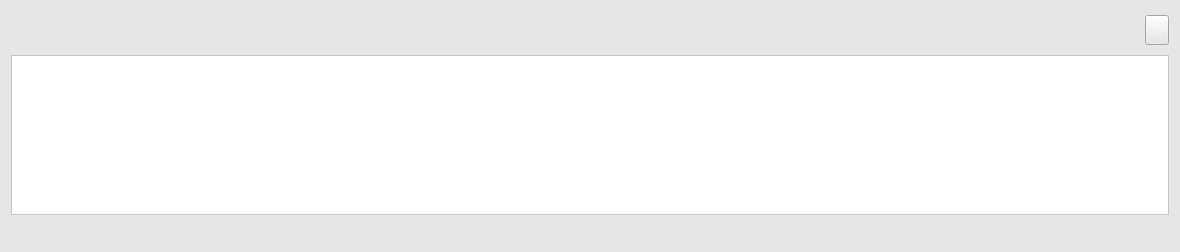
Before: the Qt Designer form aweSomeEditorhiahia/redefine.ui in myservicegroup3/cIDEProgram, drawn with Qt 5.
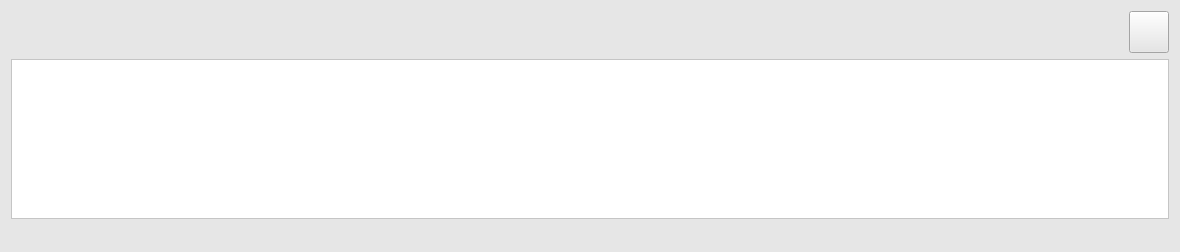
After: the same form once the commit is applied. Icons and pictures are not drawn.

```diff
--- a/aweSomeEditorhiahia/redefine.ui
+++ b/aweSomeEditorhiahia/redefine.ui
@@ -18,35 +18,6 @@
   </property>
   <widget class="QWidget" name="centralWidget">
    <layout class="QGridLayout" name="gridLayout">
-    <item row="0" column="1">
-     <widget class="QToolButton" name="closeBtn">
-      <property name="maximumSize">
-       <size>
-        <width>30</width>
-        <height>30</height>
-       </size>
-      </property>
-      <property name="styleSheet">
-       <string notr="true">#closeBtn{border-image:url(:/img/img/close.png);}</string>
-      </property>
-      <property name="text">
-       <string/>
-      </property>
-     </widget>
-    </item>
-    <item row="0" column="0">
-     <spacer name="horizontalSpacer">
-      <property name="orientation">
-       <enum>Qt::Horizontal</enum>
-      </property>
-      <property name="sizeHint" stdset="0">
-       <size>
-        <width>40</width>
-        <height>20</height>
-       </size>
-      </property>
-     </spacer>
-    </item>
     <item row="2" column="0" colspan="2">
      <widget class="QTextEdit" name="textEdit">
       <property name="maximumSize">
@@ -60,6 +31,31 @@
       </property>
      </widget>
     </item>
+    <item row="0" column="1" rowspan="2">
+     <widget class="QToolButton" name="closeBtn">
+      <property name="enabled">
+       <bool>true</bool>
+      </property>
+      <property name="sizePolicy">
+       <sizepolicy hsizetype="Fixed" vsizetype="Fixed">
+        <horstretch>20</horstretch>
+        <verstretch>20</verstretch>
+       </sizepolicy>
+      </property>
+      <property name="maximumSize">
+       <size>
+        <width>40</width>
+        <height>60</height>
+       </size>
+      </property>
+      <property name="styleSheet">
+       <string notr="true">#closeBtn{border-image:url(:/img/img/close.png);}</string>
+      </property>
+      <property name="text">
+       <string/>
+      </property>
+     </widget>
+    </item>
    </layout>
   </widget>
   <widget class="QStatusBar" name="statusBar"/>
```
